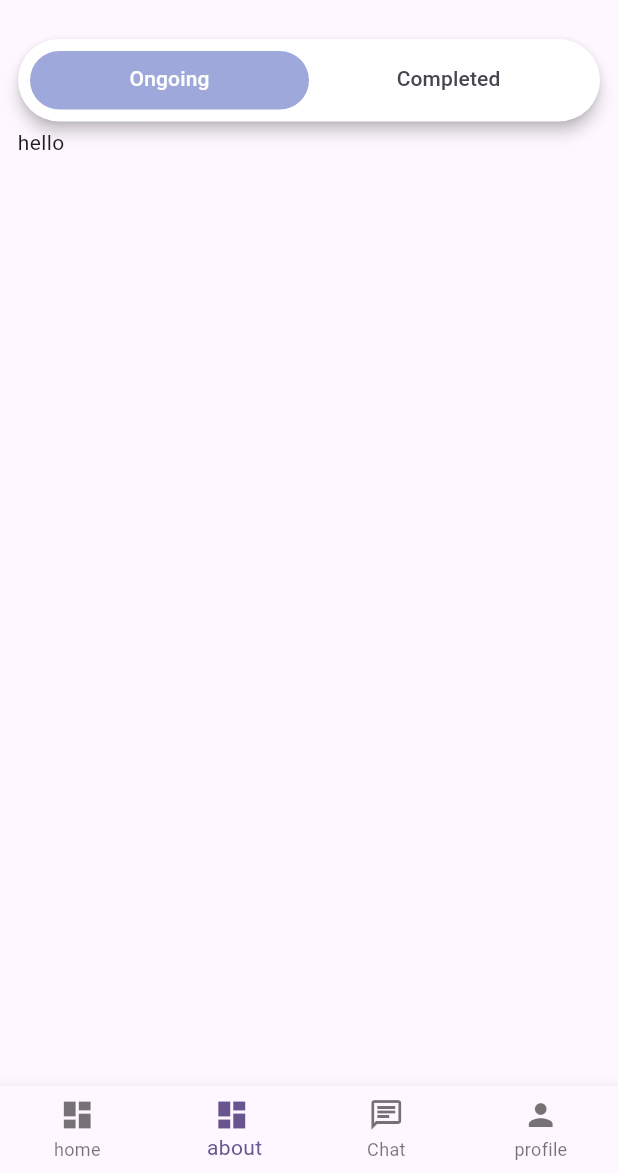
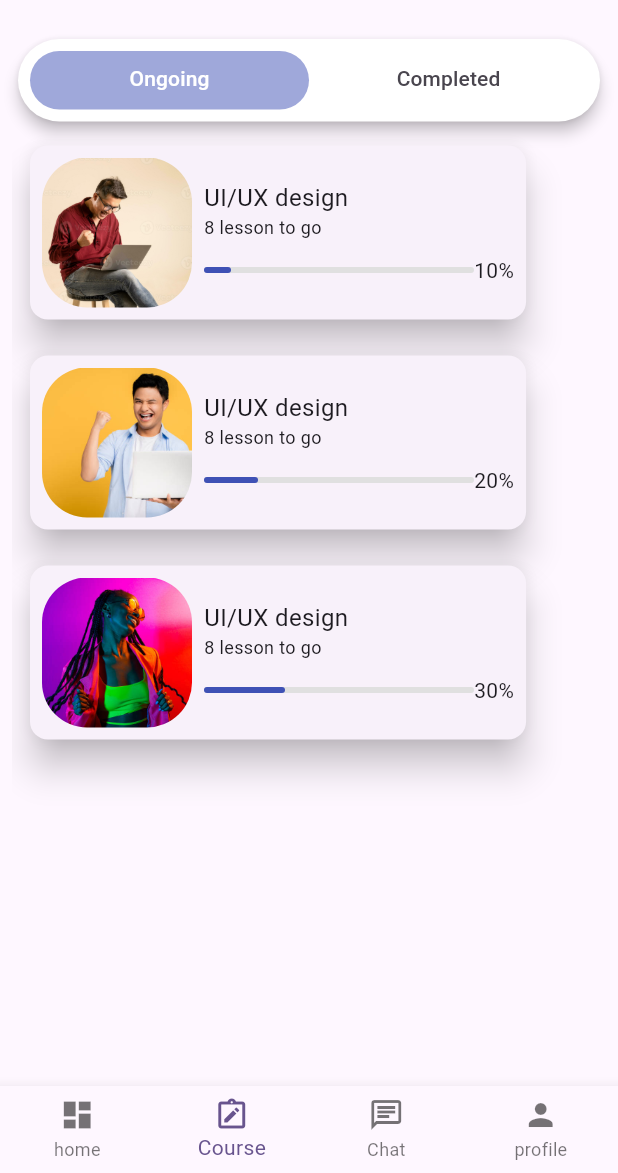
Before and after one commit to yamk1029/App-Project, a Flutter app: the screen it shows after launch, item 2 of the bottom bar chosen, on a phone screen of 412 x 824 dp, the part 63-1236 px from its top. Run offline on Flutter 3.47's test engine with Material 3 defaults, Android fonts, the phone set to English and light mode, and no system bars; our stand-ins replace carousel_slider.

Commit message:
course section card are added with progress barr,

```diff
--- a/lib/home.dart
+++ b/lib/home.dart
@@ -31,8 +31,8 @@ int selectedindex = 0 ;
         items:[
         BottomNavigationBarItem(icon: Icon(Icons.dashboard,),
         label: "home"),
-        BottomNavigationBarItem(icon: Icon(Icons.dashboard,),
-        label: " about"),
+        BottomNavigationBarItem(icon: Icon(Icons.note_alt_outlined,),
+        label: "Course"),
         BottomNavigationBarItem(icon: Icon(Icons.chat_outlined),
         label: 'Chat'),
         BottomNavigationBarItem(icon: Icon(Icons.person,),
--- a/lib/mycourses/completed.dart
+++ b/lib/mycourses/completed.dart
@@ -1,5 +1,4 @@
 import 'package:flutter/material.dart';
-import 'package:get/get_state_manager/get_state_manager.dart';
 
 class Completed extends StatefulWidget {
   const Completed({super.key});
@@ -28,38 +27,46 @@ class _CompletedState extends State<Completed> {
                         width: 100,
                         decoration: BoxDecoration(
                           borderRadius: BorderRadius.circular(30),
-                          color: Colors.black,
+                          image: const DecorationImage(
+                            image: AssetImage('assets/image/tc1.png'),
+                            fit: BoxFit.cover,
+                          ),
                         ),
                       ),
                       Padding(
-                       padding: const EdgeInsets.only(left:8.0),
+                        padding: const EdgeInsets.only(left: 8.0),
                         child: Column(
+                          crossAxisAlignment: CrossAxisAlignment.start,
                           children: [
-                          Text('UI/UX design', style: TextStyle(fontSize: 18, fontWeight: FontWeight.bold),),
-                          Text('8 lesson to go'),
-
-                          // Row(
-                          //   children: [
-                          //     Expanded(
-                          //       child: linearProgressIndicator(
-                          //         Value:0.90,
-                          //       )
-                          //       )
-                          //   ],
-                          // )
-
+                            Text('UI/UX design', style: TextStyle(fontSize: 16)),
+                            Text('8 lesson to go', style: TextStyle(fontSize: 12)),
+                            const SizedBox(height: 10),
+                            Row(
+                              children: [
+                                SizedBox(
+                                  width: 180,
+                                  child: LinearProgressIndicator(
+                                    value: 1,
+                                    backgroundColor: Colors.grey[300],
+                                    color: Colors.indigo,
+                                    minHeight: 4,
+                                    borderRadius: BorderRadius.circular(10),
+                                  ),
+                                ),
+                                Text('100%'),
+                              ],
+                            ),
                           ],
                         ),
                       ),
                     ],
                   ),
-
                 ),
-              )
+              ),
             ],
           ),
-        )
-      ]
+        ),
+      ],
     );
   }
 }
--- /dev/null
+++ b/lib/mycourses/ongo.dart
@@ -0,0 +1,183 @@
+import 'package:flutter/material.dart';
+
+class Ongo extends StatefulWidget {
+  const Ongo({super.key});
+
+  @override
+  State<Ongo> createState() => _OngoState();
+}
+
+class _OngoState extends State<Ongo> {
+  @override
+  Widget build(BuildContext context) {
+    return  Column(
+      children: [
+        Padding(
+          padding: const EdgeInsets.all(8.0),
+          child: Row(
+            children: [
+              Card(
+                elevation: 10,
+                child: Padding(
+                  padding: const EdgeInsets.all(8.0),
+                  child: Row(
+                    children: [
+                      Container(
+                        height: 100,
+                        width: 100,
+                        decoration: BoxDecoration(
+                          borderRadius: BorderRadius.circular(30),
+                          image: const DecorationImage(
+                            image: AssetImage('assets/image/tc4.png'),
+                            fit: BoxFit.cover,
+                          ),
+                        ),
+                      ),
+                      Padding(
+                        padding: const EdgeInsets.only(left: 8.0),
+                        child: Column(
+                          crossAxisAlignment: CrossAxisAlignment.start,
+                          children: [
+                            Text('UI/UX design', style: TextStyle(fontSize: 16)),
+                            Text('8 lesson to go', style: TextStyle(fontSize: 12)),
+                            const SizedBox(height: 10),
+                            Row(
+                              children: [
+                                SizedBox(
+                                  width: 180,
+                                  child: LinearProgressIndicator(
+                                    value: 0.1,
+                                    backgroundColor: Colors.grey[300],
+                                    color: Colors.indigo,
+                                    minHeight: 4,
+                                    borderRadius: BorderRadius.circular(10),
+                                  ),
+                                ),
+                                Text('10%'),
+                              ],
+                            ),
+                          ],
+                        ),
+                      ),
+                    ],
+                  ),
+                ),
+              ),
+            ],
+          ),
+        ),
+
+      Padding(
+          padding: const EdgeInsets.all(8.0),
+          child: Row(
+            children: [
+              Card(
+                elevation: 10,
+                child: Padding(
+                  padding: const EdgeInsets.all(8.0),
+                  child: Row(
+                    children: [
+                      Container(
+                        height: 100,
+                        width: 100,
+                        decoration: BoxDecoration(
+                          borderRadius: BorderRadius.circular(30),
+                          image: const DecorationImage(
+                            image: AssetImage('assets/image/tc5.png'),
+                            fit: BoxFit.cover,
+                          ),
+                        ),
+                      ),
+                      Padding(
+                        padding: const EdgeInsets.only(left: 8.0),
+                        child: Column(
+                          crossAxisAlignment: CrossAxisAlignment.start,
+                          children: [
+                            Text('UI/UX design', style: TextStyle(fontSize: 16)),
+                            Text('8 lesson to go', style: TextStyle(fontSize: 12)),
+                            const SizedBox(height: 10),
+                            Row(
+                              children: [
+                                SizedBox(
+                                  width: 180,
+                                  child: LinearProgressIndicator(
+                                    value: 0.2,
+                                    backgroundColor: Colors.grey[300],
+                                    color: Colors.indigo,
+                                    minHeight: 4,
+                                    borderRadius: BorderRadius.circular(10),
+                                  ),
+                                ),
+                                Text('20%'),
+                              ],
+                            ),
+                          ],
+                        ),
+                      ),
+                    ],
+                  ),
+                ),
+              ),
+            ],
+          ),
+        ),
+
+      Padding(
+          padding: const EdgeInsets.all(8.0),
+          child: Row(
+            children: [
+              Card(
+                elevation: 10,
+                child: Padding(
+                  padding: const EdgeInsets.all(8.0),
+                  child: Row(
+                    children: [
+                      Container(
+                        height: 100,
+                        width: 100,
+                        decoration: BoxDecoration(
+                          borderRadius: BorderRadius.circular(30),
+                          image: const DecorationImage(
+                            image: AssetImage('assets/image/tc3.png'),
+                            fit: BoxFit.cover,
+                          ),
+                        ),
+                      ),
+                      Padding(
+                        padding: const EdgeInsets.only(left: 8.0),
+                        child: Column(
+                          crossAxisAlignment: CrossAxisAlignment.start,
+                          children: [
+                            Text('UI/UX design', style: TextStyle(fontSize: 16)),
+                            Text('8 lesson to go', style: TextStyle(fontSize: 12)),
+                            const SizedBox(height: 10),
+                            Row(
+                              children: [
+                                SizedBox(
+                                  width: 180,
+                                  child: LinearProgressIndicator(
+                                    value: 0.3,
+                                    backgroundColor: Colors.grey[300],
+                                    color: Colors.indigo,
+                                    minHeight: 4,
+                                    borderRadius: BorderRadius.circular(10),
+                                  ),
+                                ),
+                                Text('30%'),
+                              ],
+                            ),
+                          ],
+                        ),
+                      ),
+                    ],
+                  ),
+                ),
+              ),
+            ],
+          ),
+        ),
+
+      ],
+    );
+  }
+}
--- a/lib/mycourses/ongoing.dart
+++ b/lib/mycourses/ongoing.dart
@@ -1,5 +1,6 @@
 import 'package:flutter/material.dart';
 import 'package:project/mycourses/completed.dart';
+import 'package:project/mycourses/ongo.dart';
 
 class Ongoing extends StatefulWidget {
 
@@ -64,33 +65,13 @@ class _OngoingState extends State<Ongoing> with SingleTickerProviderStateMixin {
                  controller: _tabController,
          //        physics: NeverScrollableScrollPhysics(), // Disable animation effect
                 children: [
-                 Text(' hello'),
+                 Ongo(),
                  Completed(),
                ],),
              )
             ],
           ),
         ),
-
-      // Card(
-      //   elevation: 5,
-      //   child: SizedBox(
-      //     height: 120,
-      //     width: 350,
-      //     child: Padding(
-      //       padding: const EdgeInsets.all(12.0),
-      //       child: Container(
-      //         height: 100,
-      //         width: 100,
-      //         decoration: BoxDecoration(
-      //           image: Image.asset('assets/image/tc1.png'),
-      //          borderRadius: BorderRadius.circular(15),
-      //         ),
-      //       ),
-      //     ),
-      //   ),
-      // ),
-
     );
   }
 }
```
Lines whose indentation alone changed are shown as unchanged.
